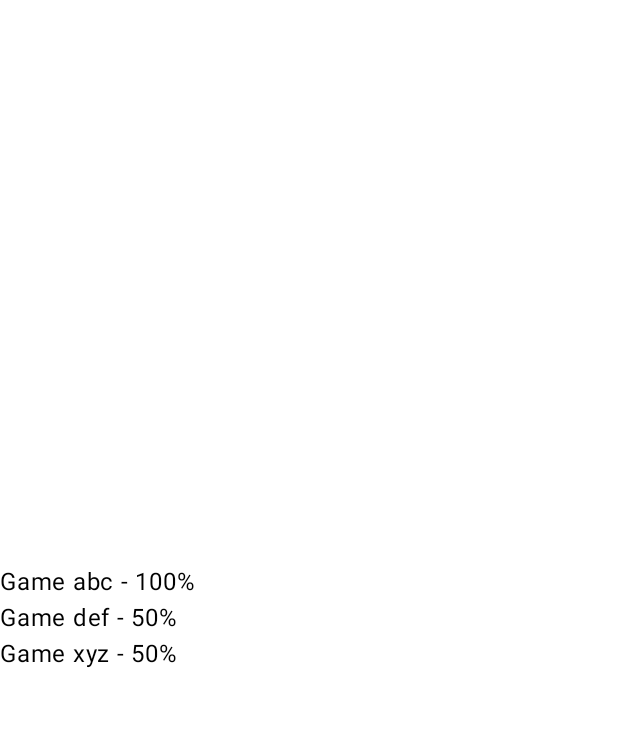
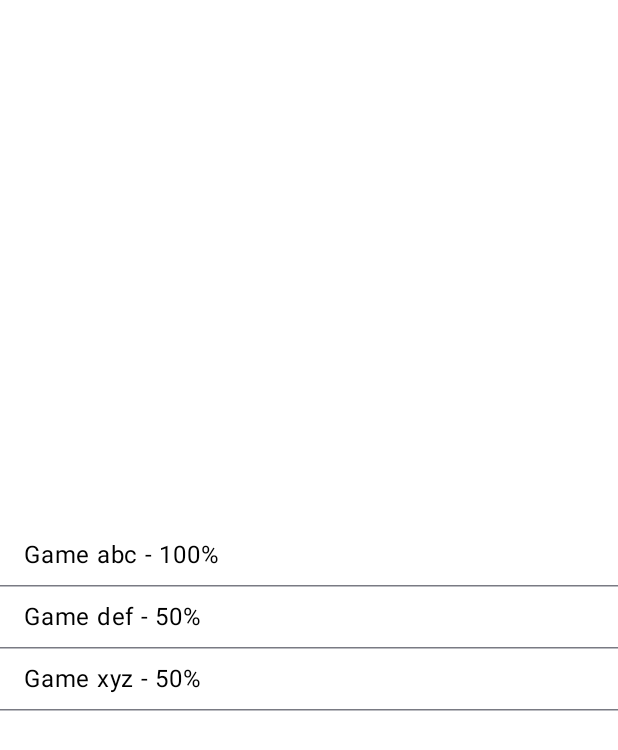
Before and after one commit to m3-ra/SteamAchievementsChecker, an Android app built with Jetpack Compose: the @Preview function AchievementsListViewGamesPreview, on a phone screen of 412 x 824 dp. Shown: the top 750 px of the screen. Run offline under Robolectric (Android 15) with nearby library versions, the phone set to English and light mode, and no system bars.

Commit message:
Basic improvement to display: make it readable at least

```diff
--- a/app/src/main/java/com/jc/steamachievementschecker/presentation/achievementslist/AchievementsListView.kt
+++ b/app/src/main/java/com/jc/steamachievementschecker/presentation/achievementslist/AchievementsListView.kt
@@ -4,15 +4,19 @@
 import androidx.compose.foundation.layout.Column
 import androidx.compose.foundation.layout.Row
 import androidx.compose.foundation.layout.fillMaxSize
+import androidx.compose.foundation.layout.padding
+import androidx.compose.foundation.layout.systemBarsPadding
 import androidx.compose.foundation.lazy.LazyColumn
 import androidx.compose.foundation.lazy.items
 import androidx.compose.material3.ExperimentalMaterial3Api
+import androidx.compose.material3.HorizontalDivider
 import androidx.compose.material3.Text
 import androidx.compose.material3.pulltorefresh.PullToRefreshBox
 import androidx.compose.runtime.Composable
 import androidx.compose.ui.Alignment
 import androidx.compose.ui.Modifier
 import androidx.compose.ui.tooling.preview.Preview
+import androidx.compose.ui.unit.dp
 import com.jc.steamachievementschecker.core.GameInfo
 import com.jc.steamachievementschecker.presentation.achievementslist.AchievementsListViewModel.AchievementsListUiState
 import com.jc.steamachievementschecker.presentation.achievementslist.AchievementsListViewModel.AchievementsListUiState.Loading
@@ -49,18 +53,27 @@
 ) {
     PullToRefreshBox(
         onRefresh = onRefresh,
-        isRefreshing = isRefreshing
+        isRefreshing = isRefreshing,
+        modifier = Modifier.systemBarsPadding()
     ) {
         LazyColumn {
             items(games) { game ->
-                Row(
-                    modifier = Modifier.fillMaxSize()
-                ) {
-                    Text(text = "${game.name} - ${game.achievementsPercentage}%")
-                }
+                GameListItem(game)
             }
         }
     }
+}
+
+@Composable
+private fun GameListItem(game: GameInfo) {
+    Row(
+        modifier = Modifier
+            .fillMaxSize()
+            .padding(horizontal = 16.dp, vertical = 8.dp)
+    ) {
+        Text(text = "${game.name} - ${game.achievementsPercentage}%")
+    }
+    HorizontalDivider()
 }
 
 @Preview(showBackground = true)
```
